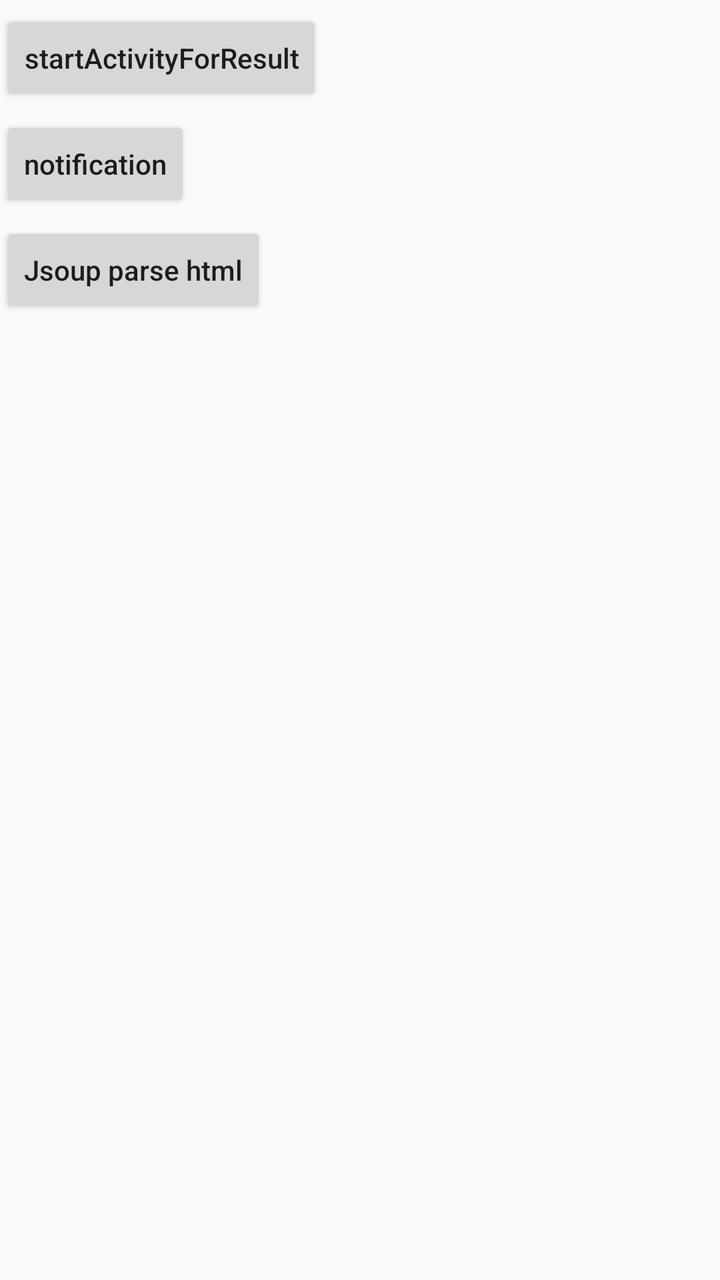
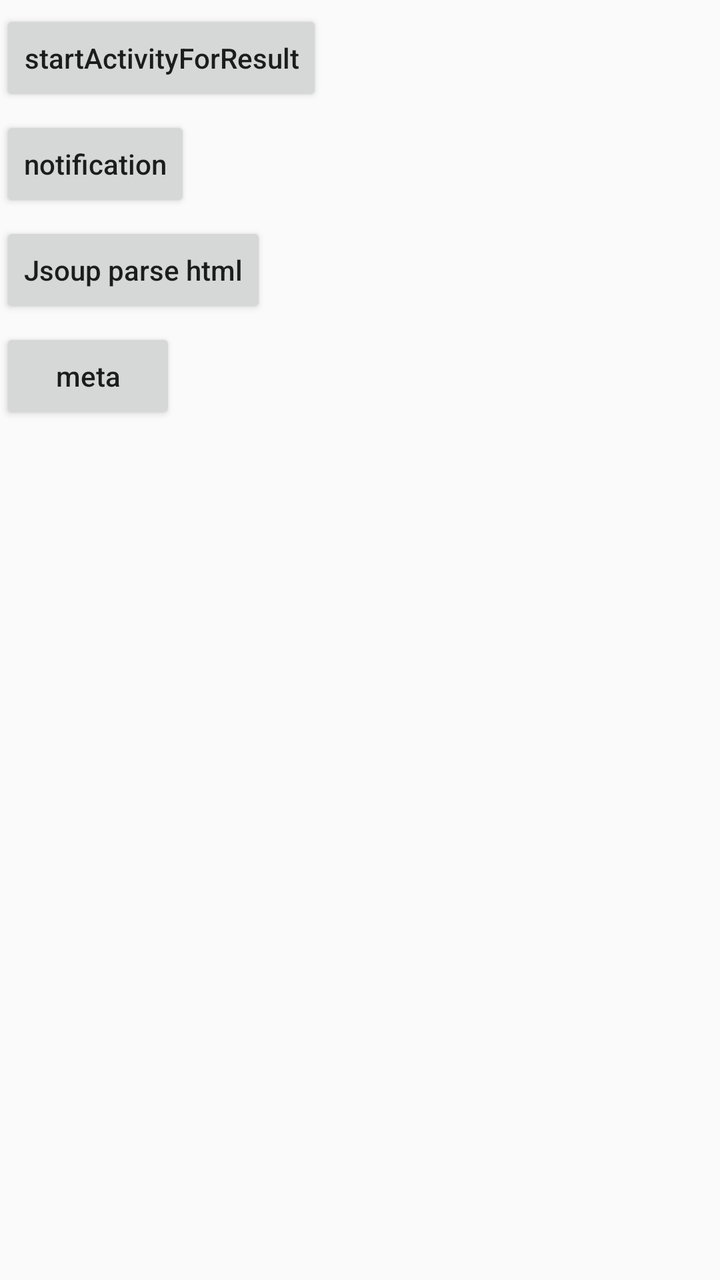

Before-and-after screenshots of an Android layout around one commit, followed by the original layout XML and the change that was made.
<!-- AndroidManifest.xml: application theme AppTheme -->
<!-- res/layout/activity_main.xml -->
<?xml version="1.0" encoding="utf-8"?>
<androidx.constraintlayout.widget.ConstraintLayout xmlns:android="http://schemas.android.com/apk/res/android"
    xmlns:app="http://schemas.android.com/apk/res-auto"
    android:layout_width="match_parent"
    android:layout_height="match_parent"
    android:orientation="vertical">

  <Button
      android:id="@+id/btn_activity_result"
      android:layout_width="wrap_content"
      android:layout_height="wrap_content"
      android:layout_marginTop="5dp"
      android:text="startActivityForResult"
      android:textAllCaps="false"
      app:layout_constraintStart_toStartOf="parent"
      app:layout_constraintTop_toTopOf="parent" />

  <Button
      android:id="@+id/btn_notification"
      android:layout_width="wrap_content"
      android:layout_height="wrap_content"
      android:layout_marginTop="5dp"
      android:text="notification"
      android:textAllCaps="false"
      app:layout_constraintStart_toStartOf="parent"
      app:layout_constraintTop_toBottomOf="@+id/btn_activity_result" />

  <Button
      android:id="@+id/btn_jsoup"
      android:layout_width="wrap_content"
      android:layout_height="wrap_content"
      android:layout_marginTop="5dp"
      android:text="Jsoup parse html"
      android:textAllCaps="false"
      app:layout_constraintStart_toStartOf="parent"
      app:layout_constraintTop_toBottomOf="@+id/btn_notification" />

</androidx.constraintlayout.widget.ConstraintLayout>
<!-- resources referenced by this layout -->
<resources>
  <style name="AppTheme" parent="Theme.AppCompat.Light.DarkActionBar">
          
          <item name="colorPrimary">@color/colorPrimary</item>
          <item name="colorPrimaryDark">@color/colorPrimaryDark</item>
          <item name="colorAccent">@color/colorAccent</item>
      </style>
  <color name="colorPrimary">#008577</color>
  <color name="colorPrimaryDark">#00574B</color>
  <color name="colorAccent">#D81B60</color>
</resources>

<!-- the commit's change to res/layout/activity_main.xml (unified diff, before → after) -->
@@ -35,4 +35,14 @@
       app:layout_constraintStart_toStartOf="parent"
       app:layout_constraintTop_toBottomOf="@+id/btn_notification" />
 
+  <Button
+      android:id="@+id/btn_meta"
+      android:layout_width="wrap_content"
+      android:layout_height="wrap_content"
+      android:layout_marginTop="5dp"
+      android:text="meta"
+      android:textAllCaps="false"
+      app:layout_constraintStart_toStartOf="parent"
+      app:layout_constraintTop_toBottomOf="@+id/btn_jsoup" />
+
 </androidx.constraintlayout.widget.ConstraintLayout>
